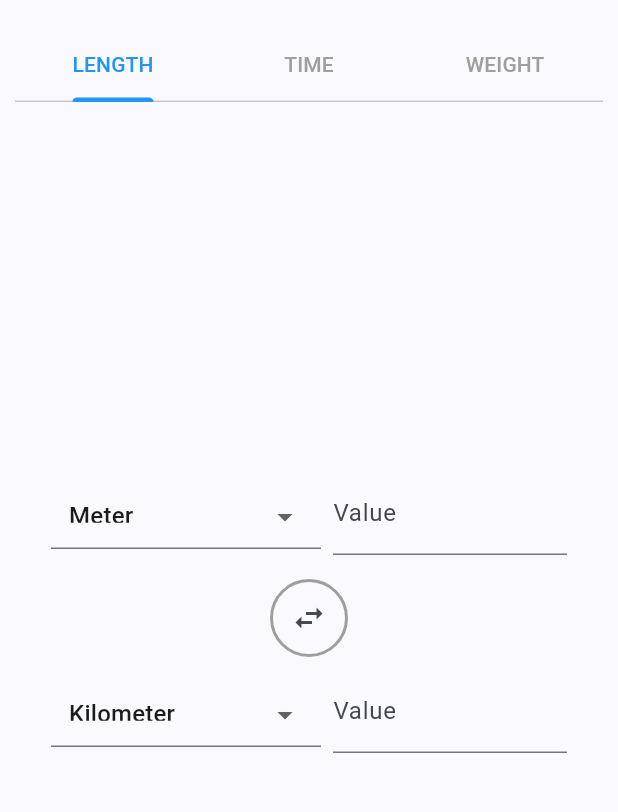
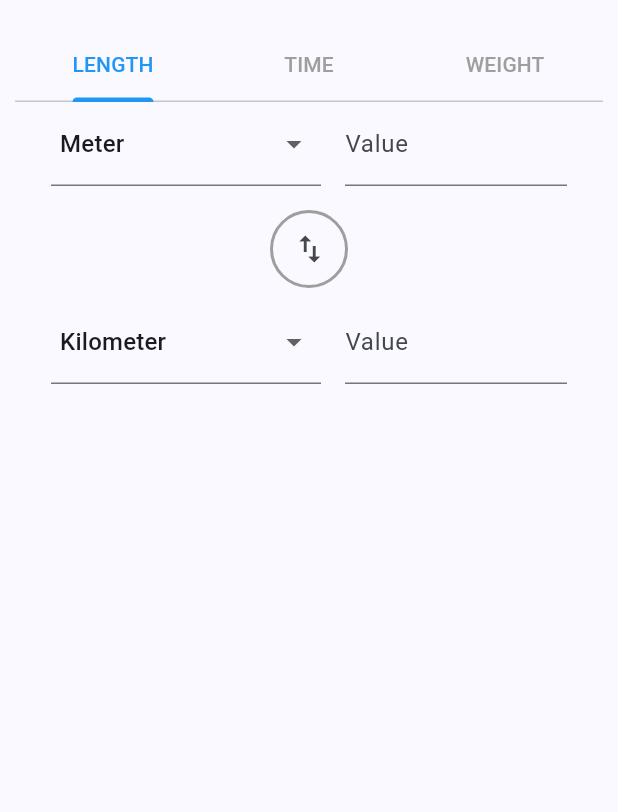
Before and after one commit to Arian94/handy-gadgets, a Flutter app: the screen it shows after launch, after a tap on "Unit Converter", on a phone screen of 412 x 824 dp, the part 84-896 px from its top. Run offline on Flutter 3.47's test engine with Material 3 defaults, Android fonts, the light colour scheme and no system bars; our stand-ins replace fl_chart, flutter_svg, hive_flutter; missing offline and left inert: flutter_quill; accounts and stored records are empty; network calls fail.

Commit message:
fix: fix style issues in forms

```diff
--- a/lib/features/unit_convertor/page.dart
+++ b/lib/features/unit_convertor/page.dart
@@ -40,12 +40,10 @@ class _UnitConverterPageState extends State<UnitConverterPage> {
             ],
           ),
         ),
-        Spacer(),
         Padding(
           padding: const EdgeInsets.symmetric(horizontal: 24),
           child: UnitConverterForm(type: tabTypes[activeTabIndex]),
         ),
-        Spacer(),
       ],
     );
   }
--- a/lib/features/unit_convertor/widget_unit_converter_form.dart
+++ b/lib/features/unit_convertor/widget_unit_converter_form.dart
@@ -100,12 +100,12 @@ class _UnitConverterFormState extends State<UnitConverterForm> {
             Flexible(
               flex: 0,
               child: Container(
-                constraints: BoxConstraints.tight(Size(180, 48)),
+                constraints: BoxConstraints.tight(Size(180, 56)),
                 alignment: Alignment.bottomCenter,
                 child: InputDecorator(
                   decoration: InputDecoration(
                     contentPadding: EdgeInsets.symmetric(
-                      horizontal: 12,
+                      horizontal: 6,
                       vertical: 16,
                     ),
                     isDense: true,
@@ -129,7 +129,7 @@ class _UnitConverterFormState extends State<UnitConverterForm> {
                 ),
               ),
             ),
-            SizedBox(width: 8),
+            SizedBox(width: 16),
             Expanded(
               child: TextField(
                 controller: fromController,
@@ -148,7 +148,8 @@ class _UnitConverterFormState extends State<UnitConverterForm> {
               border: Border.all(color: Colors.grey, width: 2),
             ),
             child: IconButton(
-              icon: Icon(Icons.swap_horiz),
+              icon: Icon(Icons.swap_vert),
+              style: TextButton.styleFrom(padding: EdgeInsets.only(left: 1)),
               onPressed: swapUnits,
             ),
           ),
@@ -158,12 +159,12 @@ class _UnitConverterFormState extends State<UnitConverterForm> {
             Flexible(
               flex: 0,
               child: Container(
-                constraints: BoxConstraints.tight(Size(180, 48)),
+                constraints: BoxConstraints.tight(Size(180, 56)),
                 alignment: Alignment.bottomCenter,
                 child: InputDecorator(
                   decoration: InputDecoration(
                     contentPadding: EdgeInsets.symmetric(
-                      horizontal: 12,
+                      horizontal: 6,
                       vertical: 16,
                     ),
                     isDense: true,
@@ -187,7 +188,7 @@ class _UnitConverterFormState extends State<UnitConverterForm> {
                 ),
               ),
             ),
-            SizedBox(width: 8),
+            SizedBox(width: 16),
             Expanded(
               child: TextField(
                 controller: toController,
```
Also changed, not shown: lib/features/currency_converter/widget_currency_converter_form.dart (+8 -7 lines).
